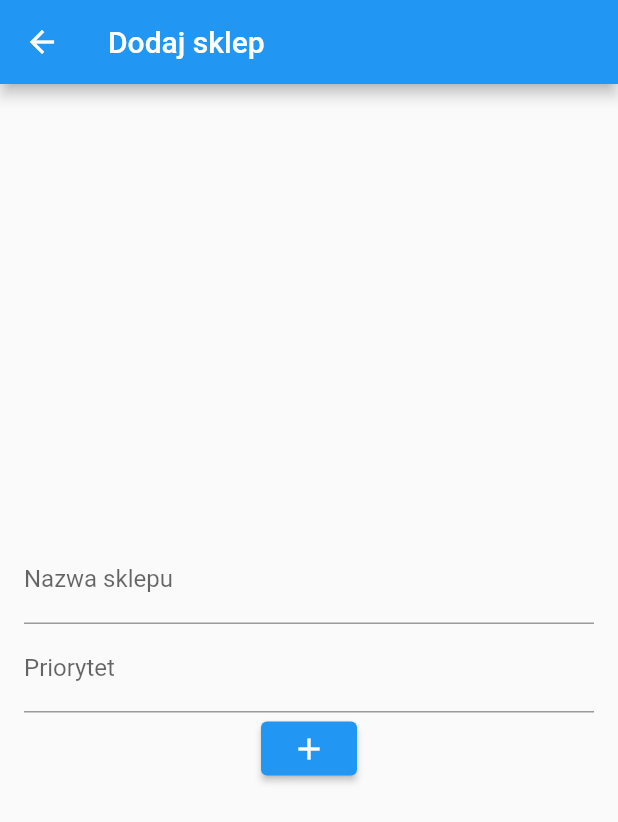
After one commit to Campell-Radomir/moje_zakupki, a Flutter app: the screen it shows after launch, after a tap on the "add" icon, on a phone screen of 412 x 824 dp. The commit adds this screen. Shown: the top 822 px of the screen. Run offline on Flutter 3.47's test engine with Material 2 defaults, Android fonts, the phone set to English and light mode, and no system bars; our stand-ins replace sqflite; accounts and stored records are empty.

Commit message:
Added add shop and add product form and list of shops and products loaded from backend

```diff
--- /dev/null
+++ b/lib/add_shop_form.dart
@@ -0,0 +1,73 @@
+import 'package:flutter/material.dart';
+import 'package:moje_zakupki/db/shop_dao.dart';
+import 'package:moje_zakupki/shop.dart';
+
+class AddShopForm extends StatefulWidget {
+  const AddShopForm({Key? key}) : super(key: key);
+
+  @override
+  State<AddShopForm> createState() => _AddShopFormState();
+}
+
+class _AddShopFormState extends State<AddShopForm> {
+  final _formKey = GlobalKey<FormState>();
+  final ShopDao shopDao = ShopDao();
+  var _shopName = '';
+  var _priority = 0;
+
+  _onPressed() async {
+    if (!_formKey.currentState!.validate()) {
+      return;
+    }
+
+    _formKey.currentState!.save();
+    await shopDao.save(Shop(name: _shopName, priority: _priority));
+    if (!mounted) return;
+    Navigator.pop(context);
+  }
+
+  @override
+  Widget build(BuildContext context) {
+    return Scaffold(
+      appBar: AppBar(title: const Text("Dodaj sklep"),),
+      body: Form(
+        key: _formKey,
+        child: Padding(
+          padding: const EdgeInsets.all(16.0),
+          child: Column(
+            mainAxisAlignment: MainAxisAlignment.center,
+            children: [
+              _buildShopName(),
+              _buildPriority(),
+              ElevatedButton(onPressed: _onPressed, child: const Icon(Icons.add)),
+            ],
+          ),
+        ),
+      ),
+    );
+  }
+
+  TextFormField _buildPriority() {
+    return TextFormField(
+      decoration: const InputDecoration(labelText: 'Priorytet'),
+      validator: (value) {
+        if (value != null && int.tryParse(value) == null) {
+          return 'Pole "Priorytet" musi być liczbą całkowitą';
+        }
+      },
+      onSaved: (newValue) => _priority = int.parse(newValue!),
+    );
+  }
+
+  TextFormField _buildShopName() {
+    return TextFormField(
+      decoration: const InputDecoration(labelText: 'Nazwa sklepu'),
+      validator: (value) {
+        if (value!.isEmpty) {
+          return 'Pole "Nazwa sklepu" jest wymagana';
+        }
+      },
+      onSaved: (newValue) => _shopName = newValue!,
+    );
+  }
+}
--- a/lib/db/app_database.dart
+++ b/lib/db/app_database.dart
@@ -34,8 +34,8 @@ class AppDatabase {
     _id $idType,
     name TEXT NOT NULL,
     priority INTEGER NOT NULL,
-    backgroundColor TEXT NOT NULL,
-    foregroundColor TEXT NOT NULL
+    backgroundColor INTEGER NOT NULL,
+    foregroundColor INTEGER NOT NULL
     );
     ''');
 
@@ -45,6 +45,7 @@ class AppDatabase {
     name TEXT NOT NULL,
     category TEXT NOT NULL,
     pieces INTEGER NOT NULL,
+    shopId TEXT NOT NULL,
     FOREIGN KEY(shopId) REFERENCES ${ShopDao.tableName}(id)
     );
     ''');
--- a/lib/db/product_dao.dart
+++ b/lib/db/product_dao.dart
@@ -29,6 +29,6 @@ class ProductDao {
   Future<void> delete(Product product) async {
     final db = await _database.database;
 
-    await db.delete(tableName, where: 'id = ?', whereArgs: [product.id]);
+    await db.delete(tableName, where: '_id = ?', whereArgs: [product.id]);
   }
 }
--- a/lib/db/shop_dao.dart
+++ b/lib/db/shop_dao.dart
@@ -26,6 +26,6 @@ class ShopDao {
   Future<void> delete(Shop shop) async {
     final db = await _database.database;
 
-    await db.delete(tableName, where: 'id = ?', whereArgs: [shop.id]);
+    await db.delete(tableName, where: '_id = ?', whereArgs: [shop.id]);
   }
 }
--- a/lib/product.dart
+++ b/lib/product.dart
@@ -10,7 +10,7 @@ class Product {
   int pieces;
   late final String shopId;
 
-  Product({required this.name, required this.category,this.pieces = 1,required Shop shop}) {
+  Product({required this.name, this.category = Category.other,this.pieces = 1,required Shop shop}) {
     id = _uuid.v4();
     shopId = shop.id;
   }
@@ -18,7 +18,7 @@ class Product {
   Product._fromDB({required this.id,required this.name, required this.category,this.pieces = 1,required this.shopId});
 
   Map<String, dynamic> toMap() => {
-    'id': id,
+    '_id': id,
     'name': name,
     'category': category.name,
     'pieces': pieces,
@@ -26,7 +26,7 @@ class Product {
   };
 
   factory Product.fromMap(Map<String, dynamic> json) => Product._fromDB(
-    id: json['id'],
+    id: json['_id'],
     name: json['name'],
     category: Category.values.byName(json['category']),
     pieces: json['pieces'],
--- a/lib/shop.dart
+++ b/lib/shop.dart
@@ -11,7 +11,7 @@ class Shop {
 
 
   Shop({required this.name, this.priority = 0,
-    this.backgroundColor = Colors.blueAccent, this.foregroundColor = Colors.black}) {
+    this.backgroundColor = Colors.cyan, this.foregroundColor = Colors.black}) {
     id = _uuid.v4();
   }
 
@@ -19,19 +19,19 @@ class Shop {
     required this.backgroundColor, required this.foregroundColor});
 
   Map<String, dynamic> toMap() => {
-    'id': id,
+    '_id': id,
     'name': name,
     'priority': priority,
-    'backgroundColor':backgroundColor,
-    'foregroundColor': foregroundColor
+    'backgroundColor':backgroundColor.value,
+    'foregroundColor': foregroundColor.value
   };
 
   factory Shop.fromMap(Map<String, dynamic> json) => Shop._fromDB(
-      id: json['id'],
+      id: json['_id'],
       name: json['name'],
       priority: json['priority'],
-      backgroundColor: json['backgroundColor'],
-      foregroundColor: json['foregroundColor']
+      backgroundColor: Color(json['backgroundColor']),
+      foregroundColor: Color(json['foregroundColor']),
   );
 
   static int compare(Shop a, Shop b) {
--- a/lib/shop_list.dart
+++ b/lib/shop_list.dart
@@ -1,4 +1,5 @@
 import 'package:flutter/material.dart';
+import 'package:moje_zakupki/add_shop_form.dart';
 import 'package:moje_zakupki/db/shop_dao.dart';
 import 'package:moje_zakupki/shop_products.dart';
 
@@ -12,9 +13,17 @@ class ShopList extends StatefulWidget {
 }
 
 class _ShopListState extends State<ShopList> {
+
+  final ShopDao shopDao = ShopDao();
   Future<List<Shop>> getShopList() async {
-    await Future.delayed(const Duration(seconds: 2));
-    return Shop.generateShops();
+    return shopDao.findAll();
+  }
+
+  _routeToAddShop() {
+    Navigator.of(context).push(
+        MaterialPageRoute(builder: (context) =>
+            const AddShopForm(),)
+    ).whenComplete(() => setState(() {}));
   }
 
   @override
@@ -22,7 +31,8 @@ class _ShopListState extends State<ShopList> {
     return Scaffold(
       body: CustomScrollView(
         slivers: [
-          const SliverAppBar(floating: true),
+          const SliverAppBar(floating: true,
+          title: Text("Moje zakupki"),),
           SliverList(
               delegate: SliverChildListDelegate([
             Center(
@@ -46,20 +56,24 @@ class _ShopListState extends State<ShopList> {
           ]))
         ],
       ),
+      floatingActionButton: FloatingActionButton(
+        onPressed: _routeToAddShop,
+        tooltip: 'Dodaj',
+        child: const Icon(Icons.add),
+      ),
     );
   }
 }
 
 class ShopCard extends StatelessWidget {
-  ShopCard({
+  const ShopCard({
     Key? key,
     required this.shop,
   }) : super(key: key);
 
-  final ShopDao shopDao = ShopDao();
   final Shop shop;
 
-  routeToShopProductList(BuildContext context) {
+  _routeToShopProductList(BuildContext context) {
     Navigator.of(context).push(
       MaterialPageRoute(builder: (context) => ShopProducts(shop: shop),)
     );
@@ -81,7 +95,7 @@ class ShopCard extends StatelessWidget {
           ),
         ),
       ),
-      onTap: () => routeToShopProductList(context),
+      onTap: () => _routeToShopProductList(context),
     );
   }
 }
```
Also changed, not shown: lib/add_product_form.dart (added, +96 -0 lines), lib/shop_products.dart (+46 -7 lines).
